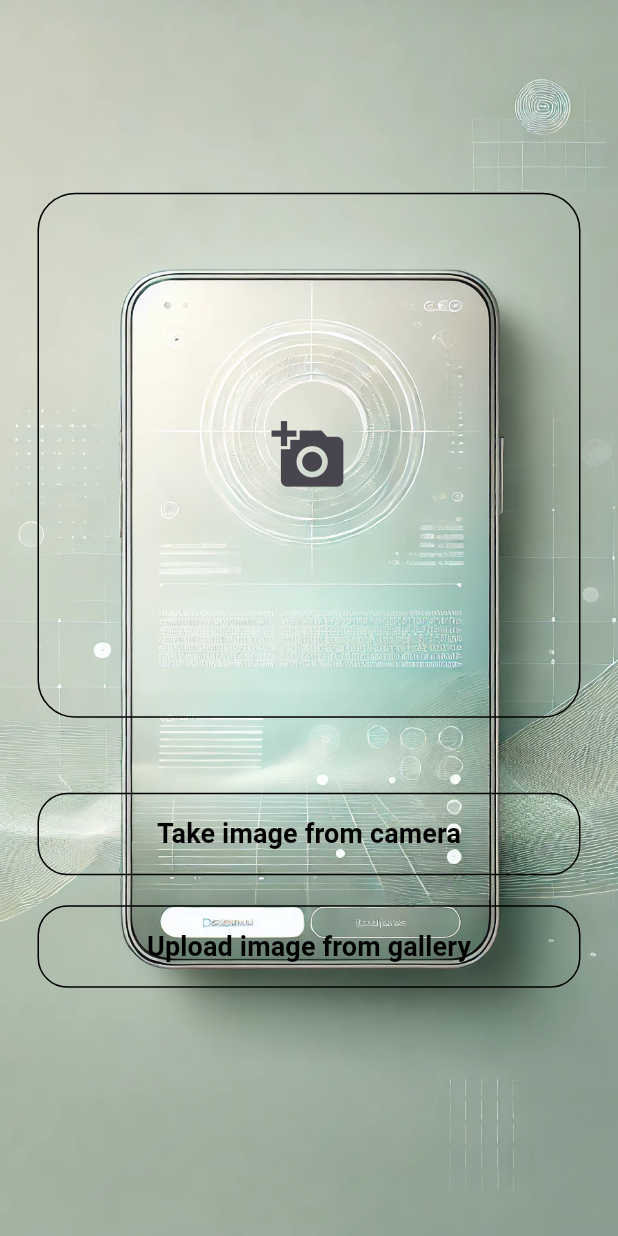
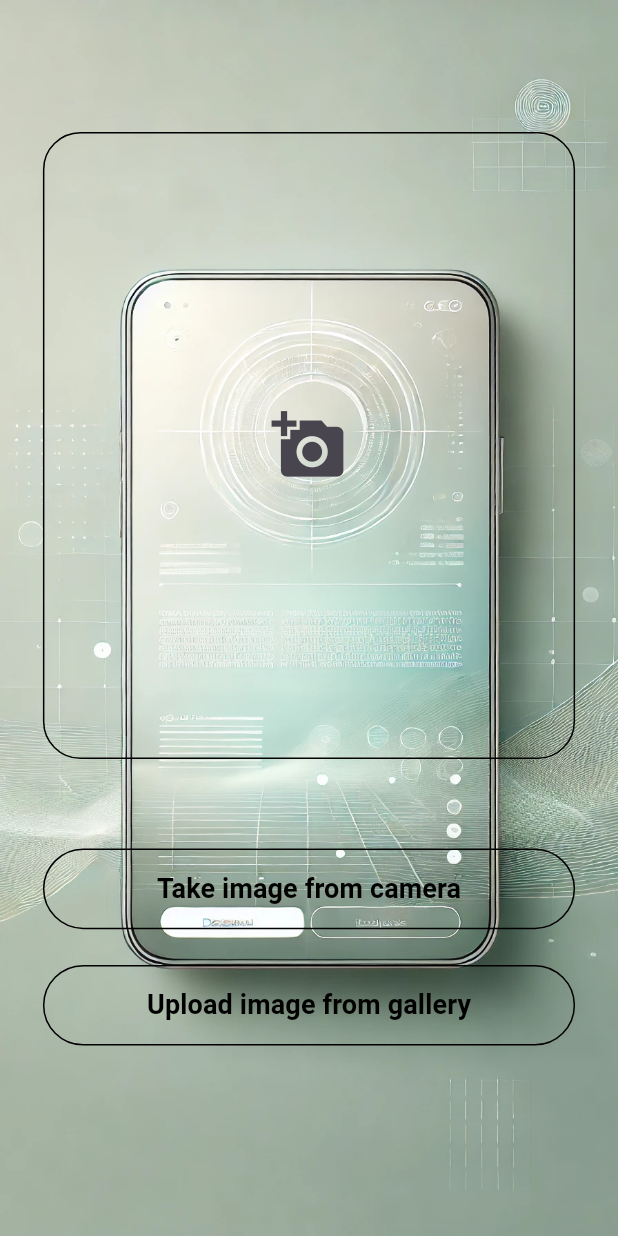
Before and after one commit to codebyhussein/TextSnap, a Flutter app: the screen it shows after launch, on a phone screen of 412 x 824 dp. Run offline on Flutter 3.47's test engine with Material 3 defaults, Android fonts, the phone set to English and light mode, and no system bars; our stand-ins replace bloc, equatable, flutter_bloc, flutter_screenutil, flutter_spinkit, image_picker; missing offline and left inert: google_mlkit_text_recognition.

Commit message:
"Added flutter_screenutil package and updated layout to use screenutil for responsive design"

```diff
--- a/lib/features/recognition/presentation/screens/recognition_screen.dart
+++ b/lib/features/recognition/presentation/screens/recognition_screen.dart
@@ -1,6 +1,7 @@
 import 'dart:io';
 import 'package:flutter/material.dart';
 import 'package:flutter_bloc/flutter_bloc.dart';
+import 'package:flutter_screenutil/flutter_screenutil.dart';
 import 'package:iamge_to_text/core/style.dart';
 import 'package:iamge_to_text/features/recognition/presentation/cubit/recognition_cubit.dart';
 import 'package:iamge_to_text/features/recognition/presentation/widgets/default_button.dart';
@@ -30,7 +31,7 @@ class _RecognitionScreenState extends State<RecognitionScreen> {
         width: double.infinity,
         decoration: AppStyle.backgroundDecoration,
         child: Padding(
-          padding: const EdgeInsets.all(25.0),
+          padding: EdgeInsets.all(25.r),
           child: BlocBuilder<RecognitionCubit, RecognitionState>(
             bloc: recognitionCubit,
             builder: (context, state) {
@@ -45,11 +46,11 @@ class _RecognitionScreenState extends State<RecognitionScreen> {
                   children: [
                     const Spacer(),
                     Container(
-                      height: 350,
+                      height: 350.h,
                       decoration: AppStyle.contanierDecoration,
                       child: takedImage == null
                           ? SizedBox(
-                              height: 350,
+                              height: 350.h,
                               width: double.infinity,
                               child: IconButton(
                                   onPressed: () async {
@@ -66,11 +67,11 @@ class _RecognitionScreenState extends State<RecognitionScreen> {
                                   )),
                             )
                           : Container(
-                              height: 350,
+                              height: 350.h,
                               width: double.infinity,
                               decoration: AppStyle.contanierDecoration,
                               child: ClipRRect(
-                                borderRadius: BorderRadius.circular(25),
+                                borderRadius: BorderRadius.circular(20.r),
                                 child: Image.file(
                                   File(takedImage!.path),
                                   fit: BoxFit.fill,
@@ -78,8 +79,8 @@ class _RecognitionScreenState extends State<RecognitionScreen> {
                               ),
                             ),
                     ),
-                    const SizedBox(
-                      height: 50,
+                    SizedBox(
+                      height: 50.h,
                     ),
                     DefaultButton(
                       textButton: 'Take image from camera',
@@ -91,8 +92,8 @@ class _RecognitionScreenState extends State<RecognitionScreen> {
                             .recognitionText(File(takedImage!.path));
                       },
                     ),
-                    const SizedBox(
-                      height: 20,
+                    SizedBox(
+                      height: 20.h,
                     ),
                     DefaultButton(
                       textButton: 'Upload image from gallery',
@@ -104,8 +105,8 @@ class _RecognitionScreenState extends State<RecognitionScreen> {
                             .recognitionText(File(takedImage!.path));
                       },
                     ),
-                    const SizedBox(
-                      height: 10,
+                    SizedBox(
+                      height: 10.h,
                     ),
                     SelectableText(text ?? '', style: AppStyle.style16),
                     const Spacer(),
--- a/lib/features/recognition/presentation/widgets/default_button.dart
+++ b/lib/features/recognition/presentation/widgets/default_button.dart
@@ -1,4 +1,5 @@
 import 'package:flutter/material.dart';
+import 'package:flutter_screenutil/flutter_screenutil.dart';
 import 'package:iamge_to_text/core/style.dart';
 
 class DefaultButton extends StatelessWidget {
@@ -8,10 +9,10 @@ class DefaultButton extends StatelessWidget {
   @override
   Widget build(BuildContext context) {
     return Container(
-      height: 55,
+      height: 45.h,
       width: double.infinity,
       decoration: BoxDecoration(
-          borderRadius: BorderRadius.circular(20),
+          borderRadius: BorderRadius.circular(25.r),
           border: Border.all(
             color: Colors.black,
           )),
--- a/lib/main.dart
+++ b/lib/main.dart
@@ -1,4 +1,5 @@
 import 'package:flutter/material.dart';
+import 'package:flutter_screenutil/flutter_screenutil.dart';
 import 'package:iamge_to_text/features/recognition/presentation/screens/recognition_screen.dart';
 
 void main() {
@@ -10,9 +11,16 @@ class ExtractTextFromImage extends StatelessWidget {
 
   @override
   Widget build(BuildContext context) {
-    return const MaterialApp(
-      debugShowCheckedModeBanner: false,
-      home: RecognitionScreen(),
+    return ScreenUtilInit(
+      designSize: const Size(360, 690),
+      minTextAdapt: true,
+      splitScreenMode: true,
+      builder: (context, child) {
+        return const MaterialApp(
+          debugShowCheckedModeBanner: false,
+          home: RecognitionScreen(),
+        );
+      },
     );
   }
 }
--- a/pubspec.yaml
+++ b/pubspec.yaml
@@ -33,6 +33,7 @@ dependencies:
   flutter:
     sdk: flutter
   flutter_bloc: ^8.1.6
+  flutter_screenutil: ^5.9.3
   flutter_spinkit: ^5.2.1
   google_mlkit_text_recognition: ^0.13.1
   image_picker: ^1.1.2
```
Also changed, not shown: pubspec.lock.
